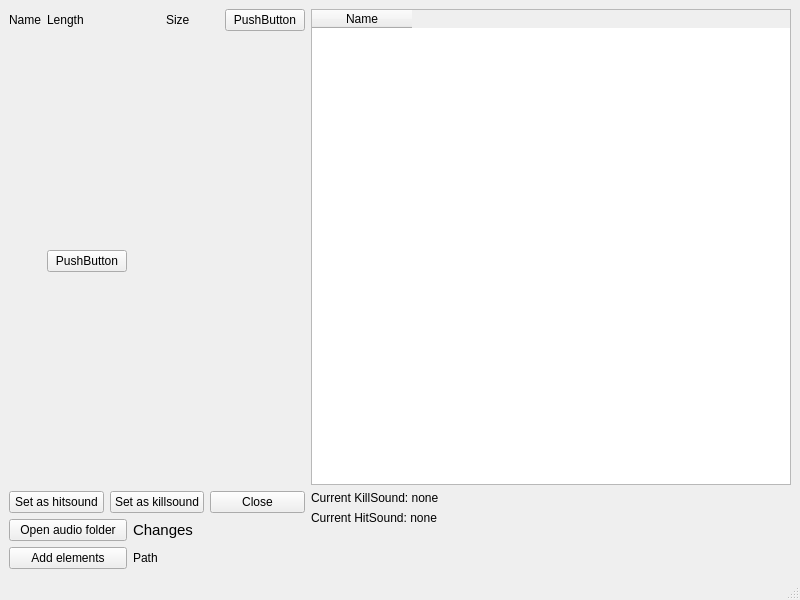
This is mainwindow.ui in OpenDiv/hsmanager as Qt 5 draws it before an edit. The edited form follows.
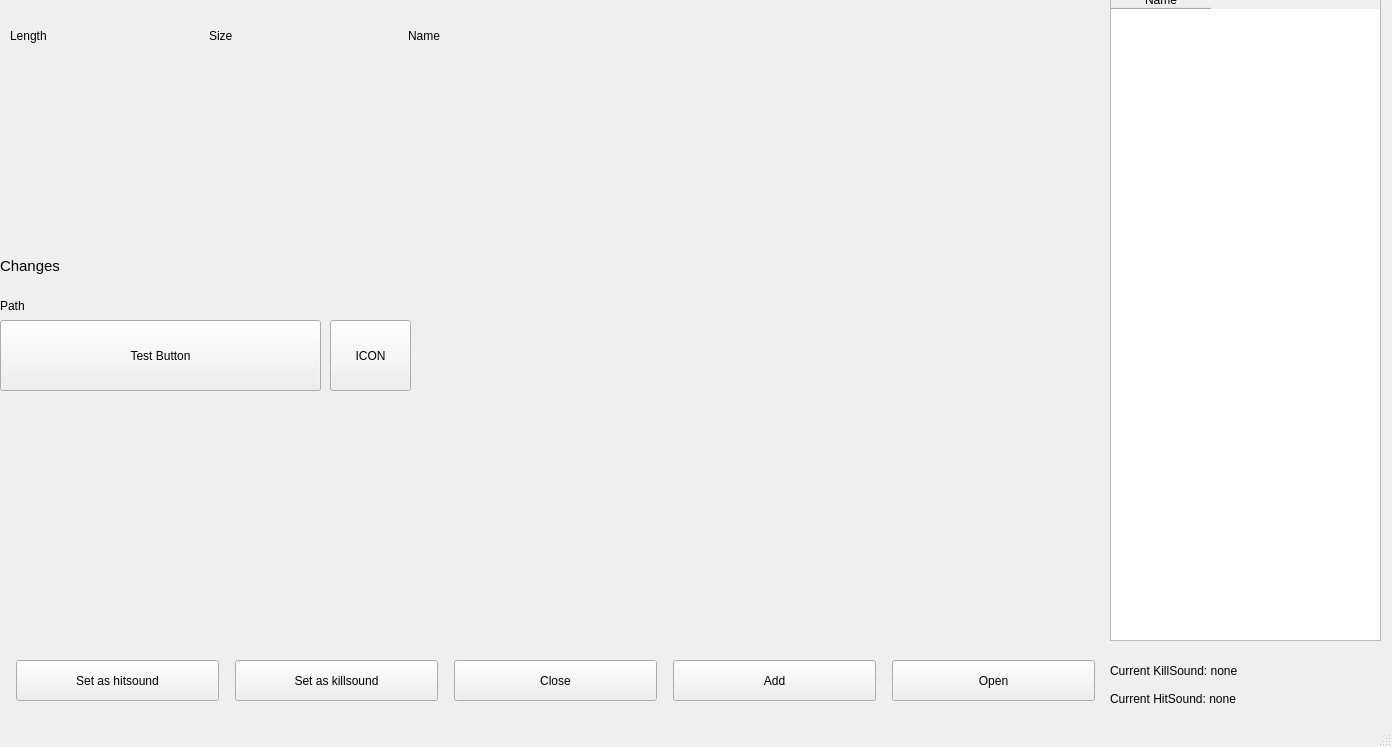
This is the edited form. Custom widgets are drawn as their Qt base class.

What changed in the file:
```diff
--- a/mainwindow.ui
+++ b/mainwindow.ui
@@ -6,69 +6,113 @@
    <rect>
     <x>0</x>
     <y>0</y>
-    <width>800</width>
-    <height>600</height>
+    <width>1392</width>
+    <height>747</height>
    </rect>
   </property>
   <property name="windowTitle">
    <string>MainWindow</string>
   </property>
   <widget class="QWidget" name="centralwidget">
-   <layout class="QGridLayout" name="gridLayout">
-    <item row="0" column="0">
-     <widget class="QLabel" name="label_openName">
-      <property name="text">
-       <string>Name</string>
-      </property>
-     </widget>
-    </item>
-    <item row="0" column="1">
-     <widget class="QLabel" name="label_openLength">
-      <property name="text">
-       <string>Length</string>
-      </property>
-     </widget>
-    </item>
-    <item row="0" column="3">
-     <widget class="QLabel" name="label_openSize">
-      <property name="text">
-       <string>Size</string>
-      </property>
-     </widget>
-    </item>
-    <item row="0" column="5">
      <widget class="QPushButton" name="pushButton_icon">
+    <property name="geometry">
+     <rect>
+      <x>330</x>
+      <y>320</y>
+      <width>81</width>
+      <height>71</height>
+     </rect>
+    </property>
       <property name="text">
-       <string>PushButton</string>
-      </property>
-     </widget>
-    </item>
-    <item row="0" column="6" rowspan="2">
+     <string>ICON</string>
+    </property>
+   </widget>
      <widget class="QTableWidget" name="tableWidget">
+    <property name="geometry">
+     <rect>
+      <x>1110</x>
+      <y>-10</y>
+      <width>271</width>
+      <height>651</height>
+     </rect>
+    </property>
       <column>
        <property name="text">
         <string>Name</string>
        </property>
       </column>
      </widget>
-    </item>
-    <item row="1" column="4">
-     <spacer name="verticalSpacer">
-      <property name="orientation">
-       <enum>Qt::Orientation::Vertical</enum>
-      </property>
-      <property name="sizeHint" stdset="0">
-       <size>
-        <width>20</width>
-        <height>379</height>
-       </size>
-      </property>
-     </spacer>
-    </item>
-    <item row="2" column="0" colspan="6">
-     <layout class="QHBoxLayout" name="horizontalLayout_2">
+   <widget class="QLabel" name="label">
+    <property name="geometry">
+     <rect>
+      <x>0</x>
+      <y>250</y>
+      <width>381</width>
+      <height>31</height>
+     </rect>
+    </property>
+    <property name="font">
+     <font>
+      <pointsize>11</pointsize>
+     </font>
+    </property>
+    <property name="text">
+     <string>Changes</string>
+    </property>
+   </widget>
+   <widget class="QPushButton" name="pushButton">
+    <property name="geometry">
+     <rect>
+      <x>0</x>
+      <y>320</y>
+      <width>321</width>
+      <height>71</height>
+     </rect>
+    </property>
+    <property name="text">
+     <string>Test Button</string>
+    </property>
+   </widget>
+   <widget class="QLabel" name="label_audioPath">
+    <property name="geometry">
+     <rect>
+      <x>0</x>
+      <y>290</y>
+      <width>381</width>
+      <height>31</height>
+     </rect>
+    </property>
+    <property name="text">
+     <string>Path</string>
+    </property>
+   </widget>
+   <widget class="QWidget" name="layoutWidget">
+    <property name="geometry">
+     <rect>
+      <x>0</x>
+      <y>660</y>
+      <width>1111</width>
+      <height>41</height>
+     </rect>
+    </property>
+    <layout class="QHBoxLayout" name="horizontalLayout">
+     <property name="spacing">
+      <number>16</number>
+     </property>
+     <property name="leftMargin">
+      <number>16</number>
+     </property>
+     <property name="rightMargin">
+      <number>16</number>
+     </property>
       <item>
        <widget class="QPushButton" name="pushButton_setHitsound">
+       <property name="sizePolicy">
+        <sizepolicy hsizetype="Expanding" vsizetype="Expanding">
+         <horstretch>0</horstretch>
+         <verstretch>0</verstretch>
+        </sizepolicy>
+       </property>
         <property name="text">
          <string>Set as hitsound</string>
         </property>
@@ -76,6 +120,12 @@
       </item>
       <item>
        <widget class="QPushButton" name="pushButton_setKillsound">
+       <property name="sizePolicy">
+        <sizepolicy hsizetype="Expanding" vsizetype="Expanding">
+         <horstretch>0</horstretch>
+         <verstretch>0</verstretch>
+        </sizepolicy>
+       </property>
         <property name="text">
          <string>Set as killsound</string>
         </property>
@@ -83,23 +133,63 @@
       </item>
       <item>
        <widget class="QPushButton" name="pushButton_closeFile">
+       <property name="sizePolicy">
+        <sizepolicy hsizetype="Expanding" vsizetype="Expanding">
+         <horstretch>0</horstretch>
+         <verstretch>0</verstretch>
+        </sizepolicy>
+       </property>
         <property name="text">
          <string>Close</string>
         </property>
        </widget>
       </item>
-     </layout>
-    </item>
-    <item row="2" column="6" rowspan="2">
-     <layout class="QFormLayout" name="formLayout">
-      <item row="0" column="0">
+     <item>
+      <widget class="QPushButton" name="pushButton_addItems">
+       <property name="sizePolicy">
+        <sizepolicy hsizetype="Expanding" vsizetype="Expanding">
+         <horstretch>0</horstretch>
+         <verstretch>0</verstretch>
+        </sizepolicy>
+       </property>
+       <property name="text">
+        <string>Add</string>
+       </property>
+      </widget>
+     </item>
+     <item>
+      <widget class="QPushButton" name="pushButton_openFolder">
+       <property name="sizePolicy">
+        <sizepolicy hsizetype="Expanding" vsizetype="Expanding">
+         <horstretch>0</horstretch>
+         <verstretch>0</verstretch>
+        </sizepolicy>
+       </property>
+       <property name="text">
+        <string>Open</string>
+       </property>
+      </widget>
+     </item>
+    </layout>
+   </widget>
+   <widget class="QWidget" name="layoutWidget">
+    <property name="geometry">
+     <rect>
+      <x>1110</x>
+      <y>660</y>
+      <width>271</width>
+      <height>49</height>
+     </rect>
+    </property>
+    <layout class="QVBoxLayout" name="verticalLayout">
+     <item>
        <widget class="QLabel" name="label_curHitSound">
         <property name="text">
          <string>Current KillSound: none</string>
         </property>
        </widget>
       </item>
-      <item row="1" column="0">
+     <item>
        <widget class="QLabel" name="label_curKillSound">
         <property name="text">
          <string>Current HitSound: none</string>
@@ -107,51 +197,53 @@
        </widget>
       </item>
      </layout>
-    </item>
-    <item row="3" column="0" colspan="2">
-     <widget class="QPushButton" name="pushButton_openFolder">
-      <property name="text">
-       <string>Open audio folder</string>
-      </property>
-     </widget>
-    </item>
-    <item row="3" column="2" colspan="2">
-     <widget class="QLabel" name="label">
-      <property name="font">
-       <font>
-        <pointsize>11</pointsize>
-       </font>
-      </property>
-      <property name="text">
-       <string>Changes</string>
-      </property>
-     </widget>
-    </item>
-    <item row="4" column="0" colspan="2">
-     <widget class="QPushButton" name="pushButton_addItems">
+   </widget>
+   <widget class="QWidget" name="layoutWidget">
+    <property name="geometry">
+     <rect>
+      <x>10</x>
+      <y>10</y>
+      <width>591</width>
+      <height>51</height>
+     </rect>
+    </property>
+    <layout class="QHBoxLayout" name="horizontalLayout_2">
+     <item>
+      <widget class="QLabel" name="label_openLength">
+       <property name="enabled">
+        <bool>true</bool>
+       </property>
       <property name="text">
-       <string>Add elements</string>
+        <string>Length</string>
       </property>
      </widget>
     </item>
-    <item row="4" column="2">
-     <widget class="QLabel" name="label_audioPath">
+     <item>
+      <widget class="QLabel" name="label_openSize">
       <property name="text">
-       <string>Path</string>
+        <string>Size</string>
       </property>
      </widget>
     </item>
-    <item row="4" column="6">
-     <layout class="QHBoxLayout" name="horizontalLayout_3"/>
-    </item>
-    <item row="1" column="1">
-     <widget class="QPushButton" name="pushButton">
+     <item>
+      <widget class="QLabel" name="label_openName">
       <property name="text">
-       <string>PushButton</string>
+        <string>Name</string>
       </property>
      </widget>
     </item>
    </layout>
+   </widget>
+   <widget class="waveForm" name="waveFormWidget" native="true">
+    <property name="geometry">
+     <rect>
+      <x>2</x>
+      <y>485</y>
+      <width>1106</width>
+      <height>171</height>
+     </rect>
+    </property>
+   </widget>
   </widget>
   <widget class="QMenuBar" name="menubar">
    <property name="geometry">
@@ -165,6 +257,14 @@
   </widget>
   <widget class="QStatusBar" name="statusbar"/>
  </widget>
+ <customwidgets>
+  <customwidget>
+   <class>waveForm</class>
+   <extends>QWidget</extends>
+   <header>waveform.h</header>
+   <container>1</container>
+  </customwidget>
+ </customwidgets>
  <resources/>
  <connections/>
 </ui>
```
Left out of the diff: 2 changed lines with no effect on the pictures. Lines whose indentation alone changed are shown as unchanged.
